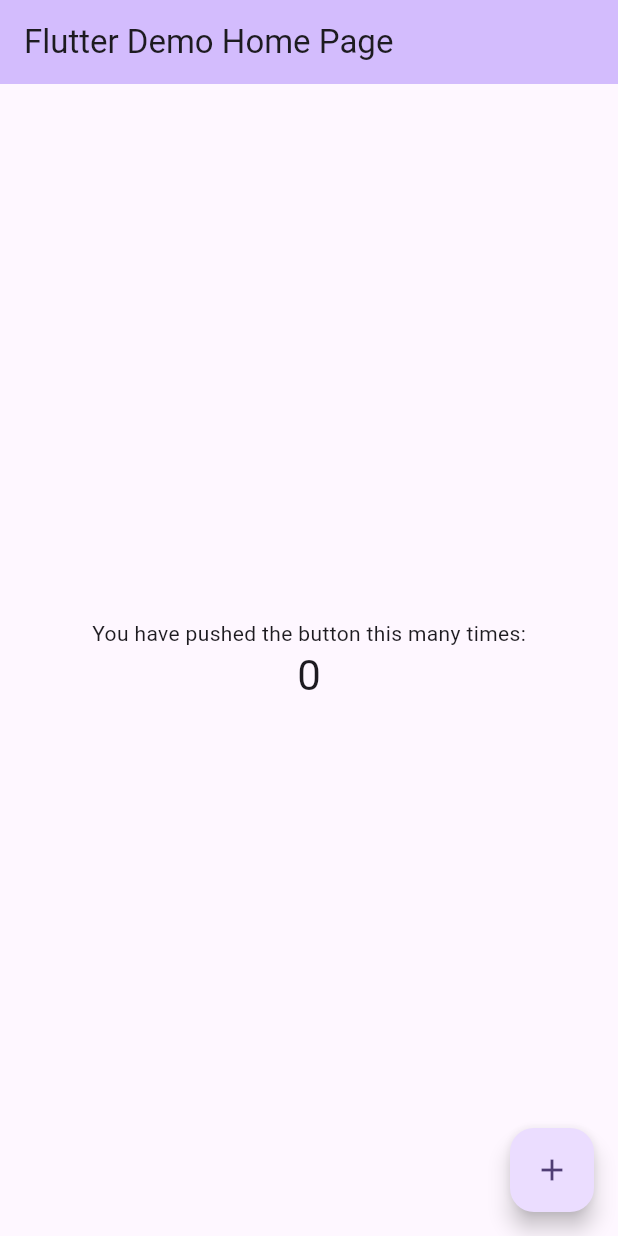
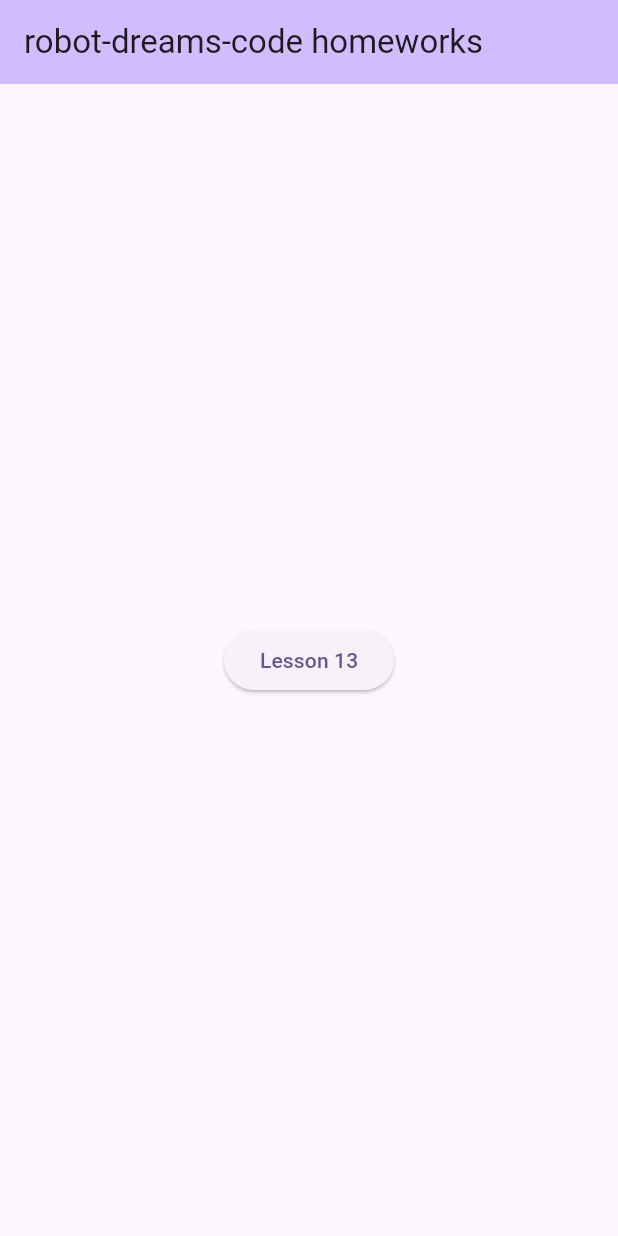
Before and after one commit to Randan/learning-flutter, a Flutter app: the screen it shows after launch, on a phone screen of 412 x 824 dp. Run offline on Flutter 3.47's test engine with Material 3 defaults, Android fonts, the phone set to English and light mode, and no system bars.

Commit message:
Added new CHANGELOG.md file for tracking learning progress and project changes. Implemented new custom widgets and layout management as part of lesson 13. Updated README.md with project structure information and learning progress. Implemented navigation system using named routes. Code structure organized by functional modules for improved maintainability and scalability.

```diff
--- a/lib/main.dart
+++ b/lib/main.dart
@@ -1,4 +1,5 @@
 import 'package:flutter/material.dart';
+import 'package:learning_flutter/features/homeworks/lesson_13/homework_13_screen.dart';
 
 void main() {
   runApp(const MyApp());
@@ -7,116 +8,43 @@ void main() {
 class MyApp extends StatelessWidget {
   const MyApp({super.key});
 
-  // This widget is the root of your application.
   @override
   Widget build(BuildContext context) {
     return MaterialApp(
       title: 'Flutter Demo',
       theme: ThemeData(
-        // This is the theme of your application.
-        //
-        // TRY THIS: Try running your application with "flutter run". You'll see
-        // the application has a purple toolbar. Then, without quitting the app,
-        // try changing the seedColor in the colorScheme below to Colors.green
-        // and then invoke "hot reload" (save your changes or press the "hot
-        // reload" button in a Flutter-supported IDE, or press "r" if you used
-        // the command line to start the app).
-        //
-        // Notice that the counter didn't reset back to zero; the application
-        // state is not lost during the reload. To reset the state, use hot
-        // restart instead.
-        //
-        // This works for code too, not just values: Most code changes can be
-        // tested with just a hot reload.
         colorScheme: ColorScheme.fromSeed(seedColor: Colors.deepPurple),
       ),
-      home: const MyHomePage(title: 'Flutter Demo Home Page'),
+      home: MyHomePage(),
+      routes: {'/lesson_13': (context) => const Lesson13()},
     );
   }
 }
 
-class MyHomePage extends StatefulWidget {
-  const MyHomePage({super.key, required this.title});
-
-  // This widget is the home page of your application. It is stateful, meaning
-  // that it has a State object (defined below) that contains fields that affect
-  // how it looks.
-
-  // This class is the configuration for the state. It holds the values (in this
-  // case the title) provided by the parent (in this case the App widget) and
-  // used by the build method of the State. Fields in a Widget subclass are
-  // always marked "final".
-
-  final String title;
-
-  @override
-  State<MyHomePage> createState() => _MyHomePageState();
-}
-
-class _MyHomePageState extends State<MyHomePage> {
-  int _counter = 0;
-
-  void _incrementCounter() {
-    setState(() {
-      // This call to setState tells the Flutter framework that something has
-      // changed in this State, which causes it to rerun the build method below
-      // so that the display can reflect the updated values. If we changed
-      // _counter without calling setState(), then the build method would not be
-      // called again, and so nothing would appear to happen.
-      _counter++;
-    });
-  }
+class MyHomePage extends StatelessWidget {
+  const MyHomePage({super.key});
 
   @override
   Widget build(BuildContext context) {
-    // This method is rerun every time setState is called, for instance as done
-    // by the _incrementCounter method above.
-    //
-    // The Flutter framework has been optimized to make rerunning build methods
-    // fast, so that you can just rebuild anything that needs updating rather
-    // than having to individually change instances of widgets.
     return Scaffold(
       appBar: AppBar(
-        // TRY THIS: Try changing the color here to a specific color (to
-        // Colors.amber, perhaps?) and trigger a hot reload to see the AppBar
-        // change color while the other colors stay the same.
         backgroundColor: Theme.of(context).colorScheme.inversePrimary,
-        // Here we take the value from the MyHomePage object that was created by
-        // the App.build method, and use it to set our appbar title.
-        title: Text(widget.title),
+
+        title: const Text('robot-dreams-code homeworks'),
       ),
       body: Center(
-        // Center is a layout widget. It takes a single child and positions it
-        // in the middle of the parent.
         child: Column(
-          // Column is also a layout widget. It takes a list of children and
-          // arranges them vertically. By default, it sizes itself to fit its
-          // children horizontally, and tries to be as tall as its parent.
-          //
-          // Column has various properties to control how it sizes itself and
-          // how it positions its children. Here we use mainAxisAlignment to
-          // center the children vertically; the main axis here is the vertical
-          // axis because Columns are vertical (the cross axis would be
-          // horizontal).
-          //
-          // TRY THIS: Invoke "debug painting" (choose the "Toggle Debug Paint"
-          // action in the IDE, or press "p" in the console), to see the
-          // wireframe for each widget.
           mainAxisAlignment: MainAxisAlignment.center,
           children: <Widget>[
-            const Text('You have pushed the button this many times:'),
-            Text(
-              '$_counter',
-              style: Theme.of(context).textTheme.headlineMedium,
+            ElevatedButton(
+              child: const Text('Lesson 13'),
+              onPressed: () {
+                Navigator.pushNamed(context, '/lesson_13');
+              },
             ),
           ],
         ),
       ),
-      floatingActionButton: FloatingActionButton(
-        onPressed: _incrementCounter,
-        tooltip: 'Increment',
-        child: const Icon(Icons.add),
-      ), // This trailing comma makes auto-formatting nicer for build methods.
     );
   }
 }
```
Also changed, not shown: lib/features/homeworks/lesson_13/custom_box.dart (added, +56 -0 lines), lib/features/homeworks/lesson_13/homework_13_screen.dart (added, +55 -0 lines), 3 other files.
